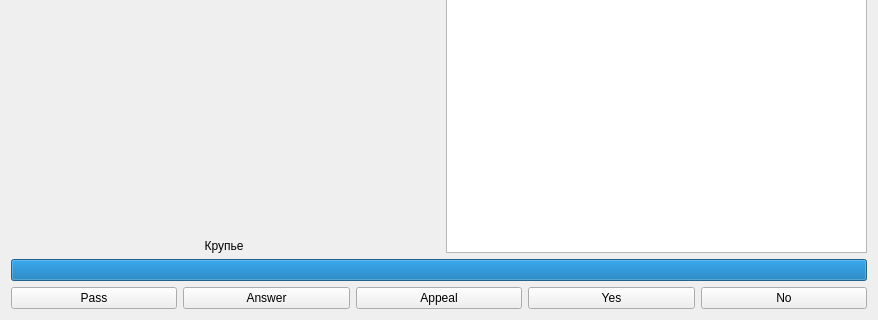
VoiceShifter/SiGame, file gamescreen.ui: the form before one commit; both pictures show x 0 to 878 and y 365 to 685 of the 878 by 685 pixel window.
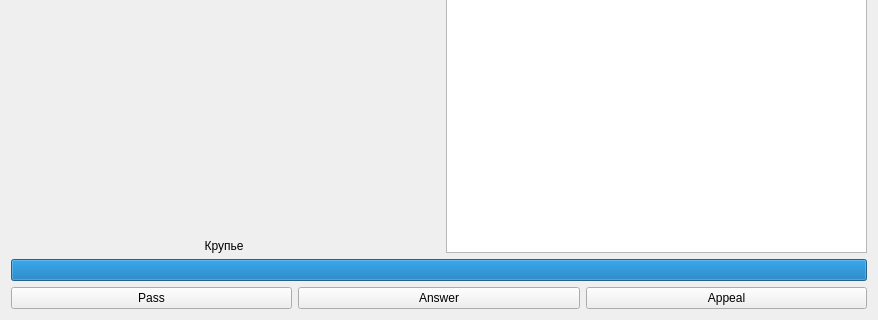
The form after the commit.

```diff
--- a/gamescreen.ui
+++ b/gamescreen.ui
@@ -305,20 +305,6 @@
        </property>
       </widget>
      </item>
-     <item>
-      <widget class="QPushButton" name="appealYesButton">
-       <property name="text">
-        <string>Yes</string>
-       </property>
-      </widget>
-     </item>
-     <item>
-      <widget class="QPushButton" name="appealNoButton">
-       <property name="text">
-        <string>No</string>
-       </property>
-      </widget>
-     </item>
     </layout>
    </item>
    <item>
```
